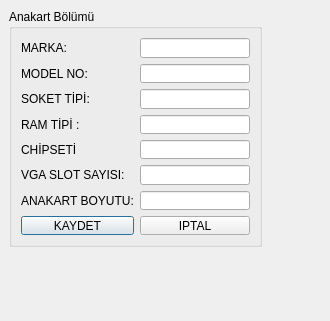
This is UI/VeriFormlari/tmoyenianakarttanimlamaformu.ui in onur35iii/TeknolojiMarketiOtomasyonu as Qt 5 draws it before an edit. The edited form follows.
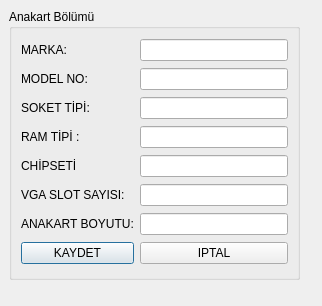
This is the edited form.

What changed in the file:
```diff
--- a/UI/VeriFormlari/tmoyenianakarttanimlamaformu.ui
+++ b/UI/VeriFormlari/tmoyenianakarttanimlamaformu.ui
@@ -6,8 +6,8 @@
    <rect>
     <x>0</x>
     <y>0</y>
-    <width>330</width>
-    <height>321</height>
+    <width>322</width>
+    <height>306</height>
    </rect>
   </property>
   <property name="windowTitle">
@@ -18,8 +18,8 @@
     <rect>
      <x>9</x>
      <y>9</y>
-     <width>253</width>
-     <height>238</height>
+     <width>291</width>
+     <height>271</height>
     </rect>
    </property>
    <property name="title">
```
Left out of the diff: 12 changed lines with no effect on the pictures.
